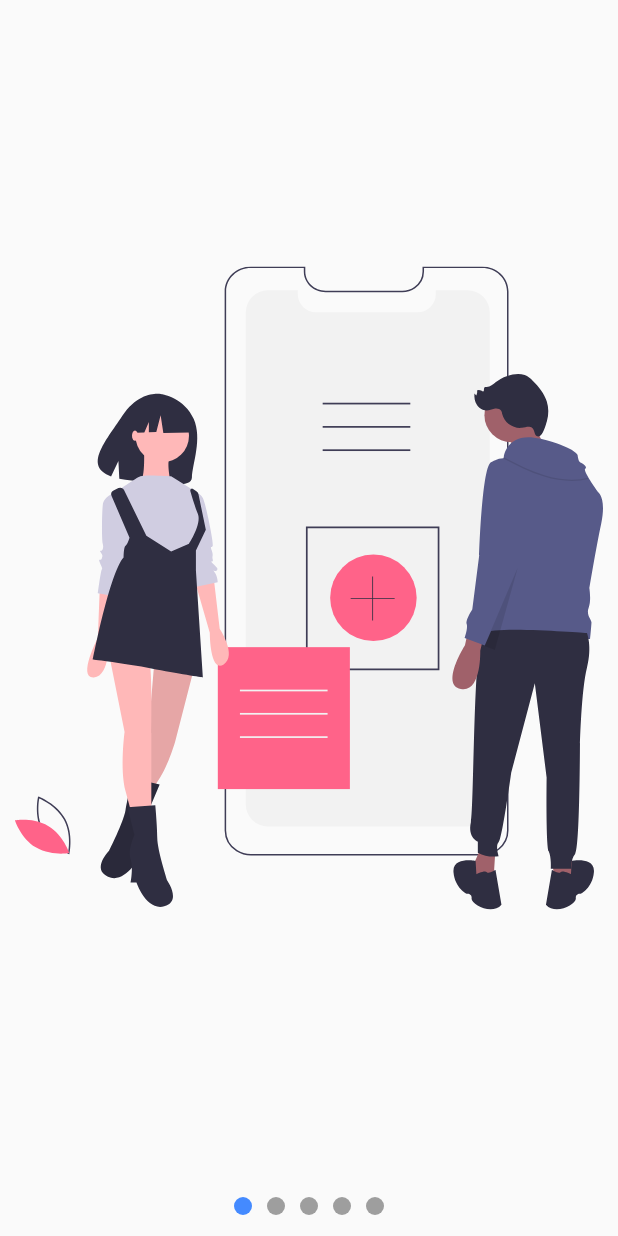
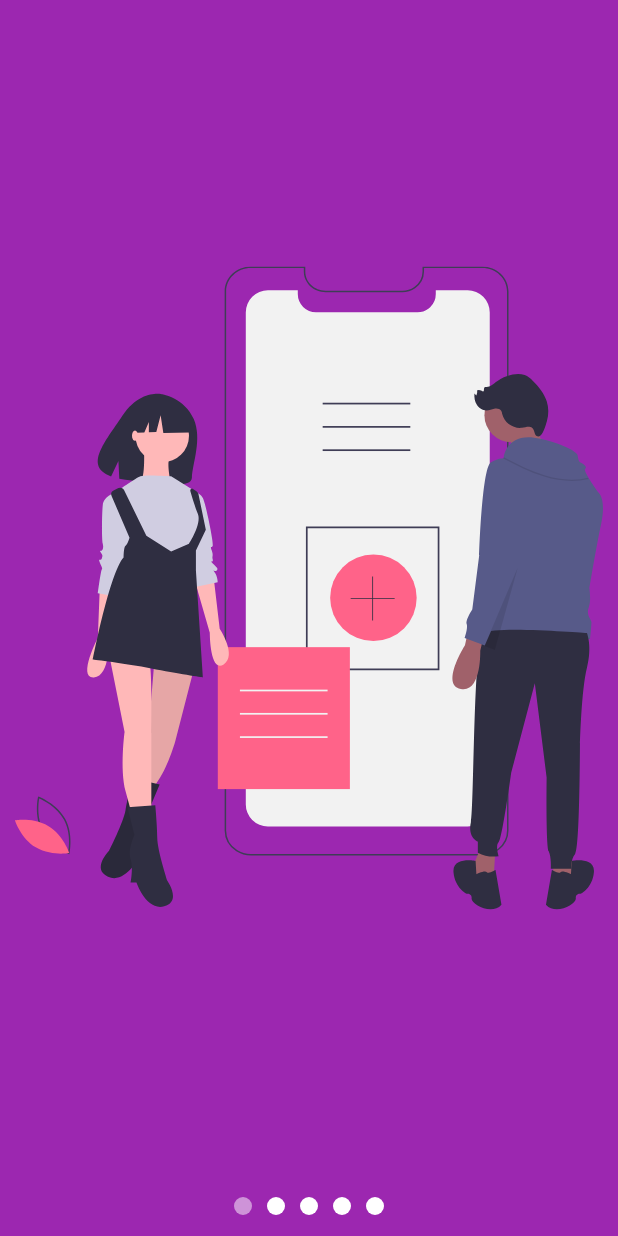
Before and after one commit to dimafema/Flutter_UI, a Flutter app: the screen it shows after launch, on a phone screen of 412 x 824 dp. Run offline on Flutter 3.47's test engine with Material 2 defaults, Android fonts, the phone set to English and light mode, and no system bars; our stand-ins replace flutter_svg.

Commit message:
21-07-2020_iMac

```diff
--- a/diseno_app/lib/main.dart
+++ b/diseno_app/lib/main.dart
@@ -18,6 +18,6 @@ class MyApp extends StatelessWidget {
     return MaterialApp(
         debugShowCheckedModeBanner: false,
         title: 'Diseños app',
-        home: SlideShowPage());
+        home: SlideshowPage());
   }
 }
--- /dev/null
+++ b/diseno_app/lib/src/labs/slideshow_page.dart
@@ -0,0 +1,115 @@
+import 'package:flutter/material.dart';
+
+import 'package:flutter_svg/flutter_svg.dart';
+
+import 'package:provider/provider.dart';
+import 'package:diseno_app/src/models/slider_moldel.dart';
+
+class SlideShowPage extends StatelessWidget {
+  @override
+  Widget build(BuildContext context) {
+    return ChangeNotifierProvider(
+      create: (_) => SliderModel(),
+      child: Scaffold(
+        body: Center(
+            child: Column(
+          children: <Widget>[Expanded(child: _Slides()), _Dots()],
+          )
+        ),
+      ),
+    );
+  }
+}
+
+class _Dots extends StatelessWidget {
+  @override
+  Widget build(BuildContext context) {
+    return Container(
+      width: double.infinity,
+      height: 40,
+      //color: Colors.red,
+      child: Row(
+        mainAxisAlignment: MainAxisAlignment.center,
+        children: <Widget>[_Dot(0), _Dot(1), _Dot(2), _Dot(3), _Dot(4)],
+      ),
+    );
+  }
+}
+
+class _Dot extends StatelessWidget {
+  final int index;
+  _Dot(this.index);
+
+  @override
+  Widget build(BuildContext context) {
+    final pageActualIndex = Provider.of<SliderModel>(context).currentPage;
+    return AnimatedContainer(
+      duration: Duration(milliseconds: 200),
+      width: 12,
+      height: 12,
+      margin: EdgeInsets.symmetric(horizontal: 5),
+      decoration: BoxDecoration(
+          color: (pageActualIndex >= index -0.5 && pageActualIndex < index + 0.5 )
+                     ? Colors.blueAccent : Colors.grey,
+          shape: BoxShape.circle
+      ),
+    );
+  }
+}
+
+class _Slides extends StatefulWidget {
+  @override
+  __SlidesState createState() => __SlidesState();
+}
+
+class __SlidesState extends State<_Slides> {
+  final pageViewController = new PageController();
+
+  @override
+  void initState() {
+    pageViewController.addListener(() {
+      //print('Pagina actual: ${pageViewController.page}');
+      //Actualizar el provider, sliderModel
+      Provider.of<SliderModel>(context, listen: false).currentPage =
+          pageViewController.page;
+    });
+    super.initState();
+  }
+
+  @override
+  void dispose() {
+    pageViewController.dispose();
+    super.dispose();
+  }
+
+  @override
+  Widget build(BuildContext context) {
+    return Container(
+      child: PageView(
+        controller: pageViewController,
+        children: <Widget>[
+          _Slide('assets/svgs/slide-1.svg'),
+          _Slide('assets/svgs/slide-2.svg'),
+          _Slide('assets/svgs/slide-3.svg'),
+          _Slide('assets/svgs/slide-4.svg'),
+          _Slide('assets/svgs/slide-5.svg'),
+        ],
+      ),
+    );
+  }
+}
+
+class _Slide extends StatelessWidget {
+  final String svg;
+
+  _Slide(this.svg);
+
+  @override
+  Widget build(BuildContext context) {
+    return Container(
+        width: double.infinity,
+        height: double.infinity,
+        padding: EdgeInsets.all(10),
+        child: SvgPicture.asset(svg));
+  }
+}
--- a/diseno_app/lib/src/pages/slideshow_page.dart
+++ b/diseno_app/lib/src/pages/slideshow_page.dart
@@ -1,110 +1,27 @@
+import 'package:diseno_app/src/widgets/slideshow.dart';
 import 'package:flutter/material.dart';
+import 'package:flutter_svg/svg.dart';
 
-import 'package:flutter_svg/flutter_svg.dart';
-import 'package:provider/provider.dart';
-import 'package:diseno_app/src/models/slider_moldel.dart';
 
-class SlideShowPage extends StatelessWidget {
+
+
+class SlideshowPage extends StatelessWidget {
   @override
   Widget build(BuildContext context) {
-    return ChangeNotifierProvider(
-      create: (_) => SliderModel(),
-      child: Scaffold(
-        body: Center(
-            child: Column(
-          children: <Widget>[Expanded(child: _Slides()), _Dots()],
-        )),
-      ),
+    return Scaffold(
+      backgroundColor: Colors.purple,
+      body: Slideshow(
+        //puntosArriba: true,
+        colorPrimario: Colors.purple[200],
+        colorSecundario: Colors.white,
+        slides: <Widget>[
+          SvgPicture.asset('assets/svgs/slide-1.svg'),
+          SvgPicture.asset('assets/svgs/slide-2.svg'),
+          SvgPicture.asset('assets/svgs/slide-3.svg'),
+          SvgPicture.asset('assets/svgs/slide-4.svg'),
+          SvgPicture.asset('assets/svgs/slide-5.svg'),
+        ],
+      )
     );
   }
 }
-
-class _Dots extends StatelessWidget {
-  @override
-  Widget build(BuildContext context) {
-    return Container(
-      width: double.infinity,
-      height: 40,
-      //color: Colors.red,
-      child: Row(
-        mainAxisAlignment: MainAxisAlignment.center,
-        children: <Widget>[_Dot(0), _Dot(1), _Dot(2), _Dot(3), _Dot(4)],
-      ),
-    );
-  }
-}
-
-class _Dot extends StatelessWidget {
-  final int index;
-  _Dot(this.index);
-
-  @override
-  Widget build(BuildContext context) {
-    final pageActualIndex = Provider.of<SliderModel>(context).currentPage;
-    return Container(
-      width: 12,
-      height: 12,
-      margin: EdgeInsets.symmetric(horizontal: 5),
-      decoration: BoxDecoration(
-          color: (pageActualIndex == index) ? Colors.blueAccent : Colors.grey,
-          shape: BoxShape.circle),
-    );
-  }
-}
-
-class _Slides extends StatefulWidget {
-  @override
-  __SlidesState createState() => __SlidesState();
-}
-
-class __SlidesState extends State<_Slides> {
-  final pageViewController = new PageController();
-
-  @override
-  void initState() {
-    pageViewController.addListener(() {
-      //print('Pagina actual: ${pageViewController.page}');
-      //Actualizar el provider, sliderModel
-      Provider.of<SliderModel>(context, listen: false).currentPage =
-          pageViewController.page;
-    });
-    super.initState();
-  }
-
-  @override
-  void dispose() {
-    pageViewController.dispose();
-    super.dispose();
-  }
-
-  @override
-  Widget build(BuildContext context) {
-    return Container(
-      child: PageView(
-        controller: pageViewController,
-        children: <Widget>[
-          _Slide('assets/svgs/slide-1.svg'),
-          _Slide('assets/svgs/slide-2.svg'),
-          _Slide('assets/svgs/slide-3.svg'),
-          _Slide('assets/svgs/slide-4.svg'),
-          _Slide('assets/svgs/slide-5.svg'),
-        ],
-      ),
-    );
-  }
-}
-
-class _Slide extends StatelessWidget {
-  final String svg;
-
-  _Slide(this.svg);
-
-  @override
-  Widget build(BuildContext context) {
-    return Container(
-        width: double.infinity,
-        height: double.infinity,
-        padding: EdgeInsets.all(10),
-        child: SvgPicture.asset(svg));
-  }
-}
--- /dev/null
+++ b/diseno_app/lib/src/widgets/slideshow.dart
@@ -0,0 +1,170 @@
+import 'package:flutter/material.dart';
+
+import 'package:provider/provider.dart';
+
+
+class Slideshow extends StatelessWidget {
+  final List<Widget> slides;
+  final bool puntosArriba;
+  final Color colorPrimario;
+  final Color colorSecundario;
+  Slideshow({
+  @required this.slides,
+  this.puntosArriba = false,
+  this.colorPrimario = Colors.blue,
+  this.colorSecundario = Colors.grey});
+
+  @override
+  Widget build(BuildContext context) {
+    return ChangeNotifierProvider(
+        create: (_) => _SliderhowModel(),
+        child: SafeArea(
+          child: Center(
+              child: Builder(builder: (BuildContext context) {
+                Provider.of<_SliderhowModel>(context)._coloPrimario = this.colorPrimario;
+                Provider.of<_SliderhowModel>(context)._colorSecudario = this.colorSecundario;
+                return CrearEstructura(puntosArriba: puntosArriba, slides: slides);
+               },)
+          ),
+        ));
+  }
+}
+
+class CrearEstructura extends StatelessWidget {
+  const CrearEstructura({
+    Key key,
+    @required this.puntosArriba,
+    @required this.slides,
+  }) : super(key: key);
+
+  final bool puntosArriba;
+  final List<Widget> slides;
+
+  @override
+  Widget build(BuildContext context) {
+    return Column(children: <Widget>[
+            if (this.puntosArriba)
+            _Dots(this.slides.length),
+            Expanded(child: _Slides(this.slides)),
+            if (!this.puntosArriba)
+            _Dots(this.slides.length),
+          ]
+          );
+  }
+}
+
+class _Dots extends StatelessWidget {
+  final int totalSlides;
+
+  _Dots(this.totalSlides);
+
+  @override
+  Widget build(BuildContext context) {
+    return Container(
+      width: double.infinity,
+      height: 40,
+      //color: Colors.red,
+      child: Row(
+          mainAxisAlignment: MainAxisAlignment.center,
+          children: List.generate(this.totalSlides, (i) => _Dot(i,))),
+    );
+  }
+}
+
+class _Dot extends StatelessWidget {
+  final int index;
+
+  _Dot(this.index);
+
+  @override
+  Widget build(BuildContext context) {
+    //final pageActualIndex = Provider.of<_SliderModel>(context).currentPage;
+    final ssMoldel = Provider.of<_SliderhowModel>(context);
+    return AnimatedContainer(
+      duration: Duration(milliseconds: 200),
+      width: 12,
+      height: 12,
+      margin: EdgeInsets.symmetric(horizontal: 5),
+      decoration: BoxDecoration(
+          color:
+              (ssMoldel.currentPage >= index - 0.5 && ssMoldel.currentPage < index + 0.5)
+                  ? ssMoldel._coloPrimario
+                  : ssMoldel._colorSecudario,
+          shape: BoxShape.circle),
+    );
+  }
+}
+
+class _Slides extends StatefulWidget {
+  final List<Widget> slides;
+  _Slides(this.slides);
+  @override
+  __SlidesState createState() => __SlidesState();
+}
+
+class __SlidesState extends State<_Slides> {
+  final pageViewController = new PageController();
+
+  @override
+  void initState() {
+    pageViewController.addListener(() {
+      Provider.of<_SliderhowModel>(context, listen: false).currentPage =
+          pageViewController.page;
+    });
+    super.initState();
+  }
+
+  @override
+  void dispose() {
+    pageViewController.dispose();
+    super.dispose();
+  }
+
+  @override
+  Widget build(BuildContext context) {
+    return Container(
+      child: PageView(
+        controller: pageViewController,
+        children: widget.slides.map((slide) => _Slide(slide)).toList(),
+      ),
+    );
+  }
+}
+
+class _Slide extends StatelessWidget {
+  final Widget slide;
+  _Slide(this.slide);
+
+  @override
+  Widget build(BuildContext context) {
+    return Container(
+        width: double.infinity,
+        height: double.infinity,
+        padding: EdgeInsets.all(10),
+        child: slide);
+  }
+}
+
+
+class _SliderhowModel with ChangeNotifier {
+  double _currentPage = 0;
+  Color _coloPrimario = Colors.blue;
+  Color _colorSecudario = Colors.grey;
+  double get currentPage => this._currentPage;
+  set currentPage(double pagina) {
+    this._currentPage = pagina;
+    notifyListeners();
+  }
+ Color get colorPrimario => this._coloPrimario;
+  set colorPrimario(Color color) {
+    this._coloPrimario = color;
+    notifyListeners();
+  }
+  Color get colorSegundario => this._colorSecudario;
+  set colorSecundario(Color color) {
+    this._coloPrimario = color;
+    notifyListeners();
+  }
+
+
+}
```
Also changed, not shown: 12 other files.
